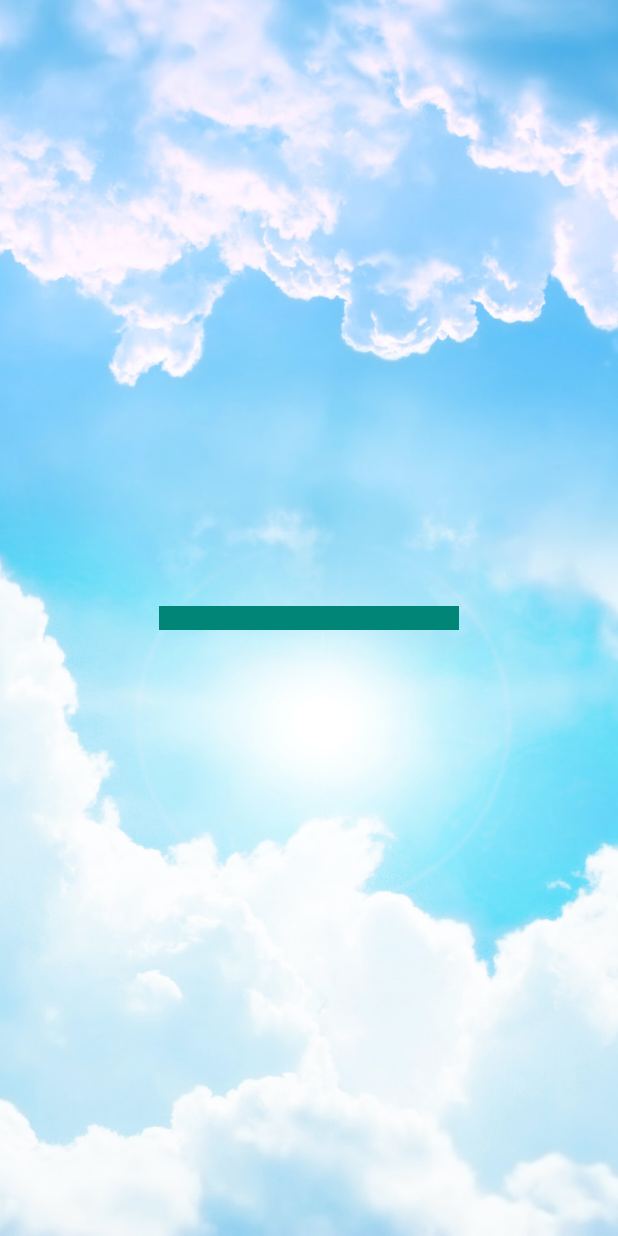
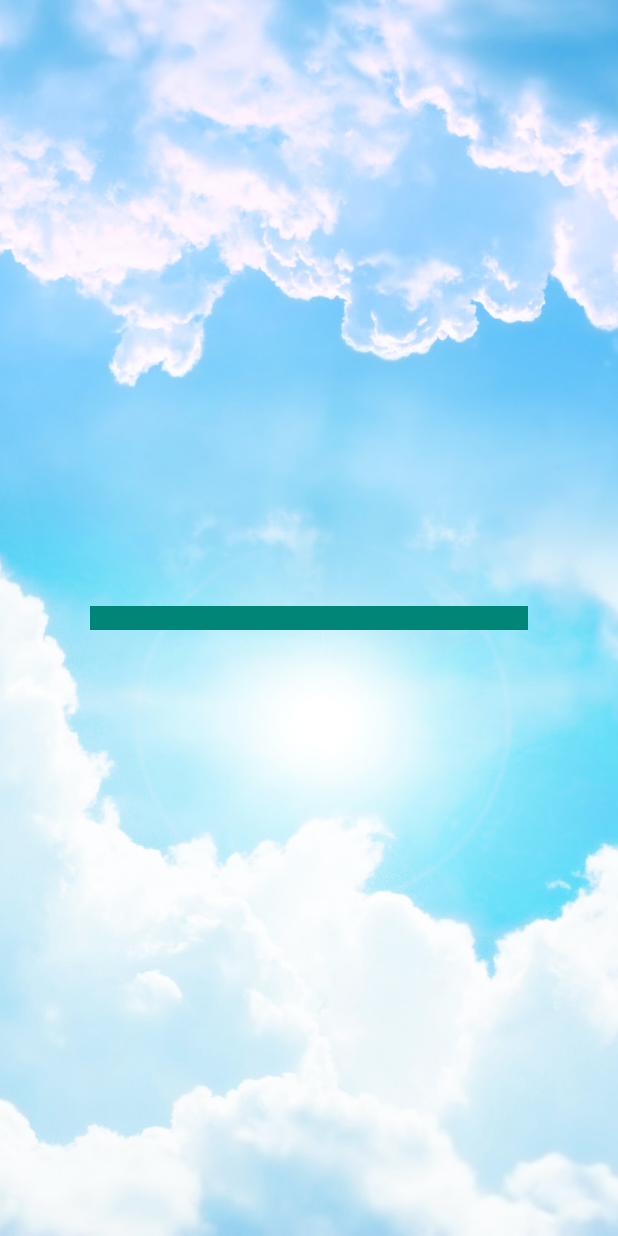
Before and after one commit to davutkarakus/Weather, an Android app: the screen it shows after launch (SplashScreen), on a phone screen of 412 x 824 dp. Run offline under Robolectric (Android 15) with nearby library versions, the phone set to English and light mode, and no system bars; our stand-ins replace RxJava.

```diff
--- a/HavaDurumu/app/build.gradle
+++ b/HavaDurumu/app/build.gradle
@@ -11,8 +11,8 @@ android {
         applicationId "com.davutkarakus.havadurumu"
         minSdk 23
         targetSdk 32
-        versionCode 1
-        versionName "1.0"
+        versionCode 3
+        versionName "1.02"
 
         testInstrumentationRunner "androidx.test.runner.AndroidJUnitRunner"
     }
--- a/HavaDurumu/app/src/main/java/com/davutkarakus/havadurumu/view/SplashScreen.kt
+++ b/HavaDurumu/app/src/main/java/com/davutkarakus/havadurumu/view/SplashScreen.kt
@@ -15,6 +15,7 @@ import androidx.appcompat.app.AppCompatActivity
 import android.os.Bundle
 import android.os.Handler
 import android.view.View
+import android.widget.Toast
 import androidx.core.app.ActivityCompat
 import androidx.core.content.ContextCompat
 import androidx.lifecycle.ViewModelProvider
@@ -25,23 +26,19 @@ import java.time.Duration
 import java.util.*
 
 class SplashScreen : AppCompatActivity() {
-    private lateinit var locationListener: LocationListener
+
     private lateinit var locationManager: LocationManager
     private lateinit var viewModel: havaDurumViewModel
-    override fun onCreate(savedInstanceState: Bundle?) {
-        super.onCreate(savedInstanceState)
-        setContentView(R.layout.activity_splash_screen2)
-        viewModel = ViewModelProvider(this).get(havaDurumViewModel::class.java)
-        locationManager=getSystemService(Context.LOCATION_SERVICE) as LocationManager
-        var AppId = "47b3cb4a3b806f58ef306b42149dfb57"
-        locationListener=object : LocationListener {
-
+    private val locationListener: LocationListener = object : LocationListener {
         override fun onLocationChanged(location: Location) {
+            val AppId = "47b3cb4a3b806f58ef306b42149dfb57"
             val geocoder = Geocoder(this@SplashScreen, Locale.getDefault())
             val adresListesi = geocoder.getFromLocation(location.latitude, location.longitude, 1)
-                var cityname = adresListesi.get(0).adminArea
+            val cityname = adresListesi[0].adminArea
+            Toast.makeText(this@SplashScreen,"BURASI 2",Toast.LENGTH_LONG).show()
+            if(cityname!=null){
                 viewModel.refreshData(cityname,AppId)
-                if(cityname!=null){
+                Toast.makeText(this@SplashScreen,"BURASI 3",Toast.LENGTH_LONG).show()
                 val i =Intent(this@SplashScreen,MainActivity::class.java)
                 i.putExtra("cityname",cityname)
                 startActivity(i)
@@ -51,7 +48,40 @@ class SplashScreen : AppCompatActivity() {
                 tryAgainText.visibility=View.VISIBLE
             }
         }
+
     }
+    override fun onCreate(savedInstanceState: Bundle?) {
+        super.onCreate(savedInstanceState)
+        setContentView(R.layout.activity_splash_screen2)
+        viewModel = ViewModelProvider(this).get(havaDurumViewModel::class.java)
+        locationManager=getSystemService(Context.LOCATION_SERVICE) as LocationManager
+   /*
+        val AppId = "47b3cb4a3b806f58ef306b42149dfb57"
+        locationListener=object : LocationListener {
+            override fun onLocationChanged(location: Location) {
+                val geocoder = Geocoder(this@SplashScreen, Locale.getDefault())
+                val adresListesi = geocoder.getFromLocation(location.latitude, location.longitude, 1)
+                val cityname = adresListesi[0].adminArea
+                Toast.makeText(this@SplashScreen,"BURASI 2",Toast.LENGTH_LONG).show()
+                if(cityname!=null){
+                    progressBar.max=10
+                    val currentProgress=10
+                    ObjectAnimator.ofInt(progressBar,"progress",currentProgress).setDuration(4000).start()
+            //        Handler().postDelayed({
+                        viewModel.refreshData(cityname,AppId)
+                        Toast.makeText(this@SplashScreen,"BURASI 3",Toast.LENGTH_LONG).show()
+                        val i =Intent(this@SplashScreen,MainActivity::class.java)
+                        i.putExtra("cityname",cityname)
+                        startActivity(i)
+               //                           },4500)
+                }else{
+                    progressBar.visibility=View.INVISIBLE
+                    SplashHataText.visibility=View.VISIBLE
+                    tryAgainText.visibility=View.VISIBLE
+                }
+            }
+        }
+*/
       if(ContextCompat.checkSelfPermission(this,Manifest.permission.ACCESS_FINE_LOCATION)!=PackageManager.PERMISSION_GRANTED){
             //izin verilmemiş
             ActivityCompat.requestPermissions(this, arrayOf(Manifest.permission.ACCESS_FINE_LOCATION),1)
@@ -62,10 +92,7 @@ class SplashScreen : AppCompatActivity() {
           progressBar.max=10
           val currentProgress=10
           ObjectAnimator.ofInt(progressBar,"progress",currentProgress).setDuration(4000).start()
-
         }
-
-
     }
 
 
@@ -83,16 +110,19 @@ class SplashScreen : AppCompatActivity() {
                                 progressBar.visibility=View.VISIBLE
                                 SplashHataText.visibility=View.INVISIBLE
                                 tryAgainText.visibility=View.INVISIBLE
-                    locationManager.requestLocationUpdates(LocationManager.GPS_PROVIDER,1,1f,locationListener)
+                                locationManager.requestLocationUpdates(LocationManager.GPS_PROVIDER,1,50f,locationListener)
+                                Toast.makeText(this@SplashScreen,"BURASI 1",Toast.LENGTH_LONG).show()
                                 progressBar.max=10
                                 val currentProgress=10
                                 ObjectAnimator.ofInt(progressBar,"progress",currentProgress).setDuration(4000).start()
+                                Handler().postDelayed({
 
+                                },4500)
                             }
                 if(ContextCompat.checkSelfPermission(this,
                         Manifest.permission.ACCESS_FINE_LOCATION)!= PackageManager.PERMISSION_GRANTED){
                     progressBar.max=10
-                    var currentProgress=10
+                    val currentProgress=10
                     ObjectAnimator.ofInt(progressBar,"progress",currentProgress).setDuration(4000).start()
                     Handler().postDelayed({
                         progressBar.visibility=View.INVISIBLE
@@ -101,11 +131,8 @@ class SplashScreen : AppCompatActivity() {
                         ObjectAnimator.ofInt(progressBar,"progress",1).start()
                     },4500)
                     tryAgainText.setOnClickListener {
-
-
                             //izin verilmemiş
                             ActivityCompat.requestPermissions(this, arrayOf(Manifest.permission.ACCESS_FINE_LOCATION),1)}
-
                 }
 
             }
--- a/HavaDurumu/app/src/main/res/layout/activity_splash_screen2.xml
+++ b/HavaDurumu/app/src/main/res/layout/activity_splash_screen2.xml
@@ -10,10 +10,12 @@
     <ProgressBar
         android:id="@+id/progressBar"
         style="@style/Widget.AppCompat.ProgressBar.Horizontal"
-        android:layout_width="200dp"
+        android:layout_width="match_parent"
         android:layout_height="wrap_content"
+        android:layout_centerVertical="true"
+        android:layout_marginStart="60dp"
+        android:layout_marginEnd="60dp"
         android:scaleY="4"
-        android:layout_centerVertical="true"
         app:layout_constraintBottom_toBottomOf="parent"
         app:layout_constraintEnd_toEndOf="parent"
         app:layout_constraintStart_toStartOf="parent"
@@ -23,8 +25,8 @@
         android:id="@+id/SplashHataText"
         android:layout_width="wrap_content"
         android:layout_height="wrap_content"
-        android:text="Oops!We have detected an issue.Please check your location permissions."
-        android:textSize="25dp"
+        android:text="Oops!We have detected an issue.Please check your location permission."
+        android:textSize="20dp"
         android:textAlignment="center"
         android:visibility="invisible"
         app:layout_constraintBottom_toTopOf="@+id/tryAgainText"
--- a/HavaDurumu/app/src/main/res/values/strings.xml
+++ b/HavaDurumu/app/src/main/res/values/strings.xml
@@ -1,3 +1,3 @@
 <resources>
-    <string name="app_name">HavaDurumu</string>
+    <string name="app_name">Weather+</string>
 </resources>
```
Also changed, not shown: HavaDurumu/app/src/main/java/com/davutkarakus/havadurumu/view/MainActivity.kt (+5 -9 lines), 3 other files. Lines whose indentation alone changed are shown as unchanged.
